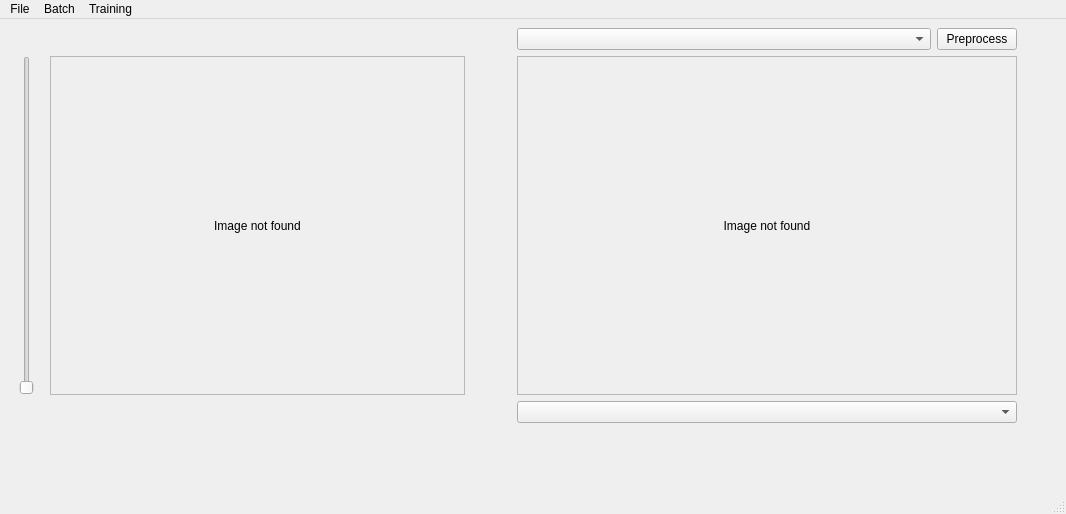
Above: Python/src/masterarbeit/UI/qt/main_window.ui from ChrFr/Masterarbeit before the change. Below: the same form after it.
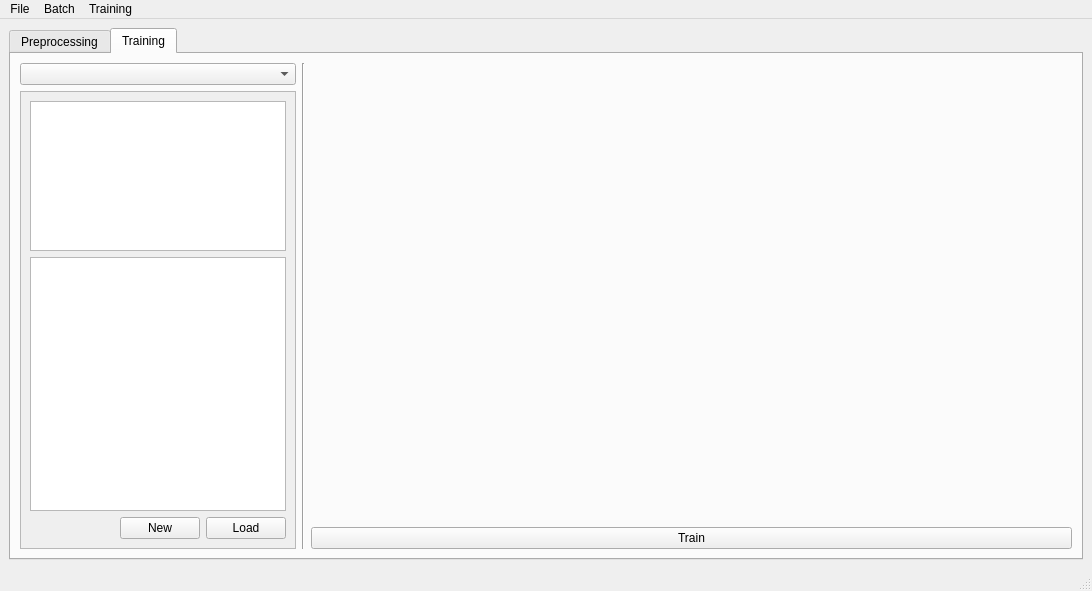
That is the form after the change. The open tabs and pages were chosen to show the change.

Commit message: Update: classifiers added; ui adapted; Update: swapped unittests with pytests

```diff
--- a/Python/src/masterarbeit/UI/qt/main_window.ui
+++ b/Python/src/masterarbeit/UI/qt/main_window.ui
@@ -6,8 +6,8 @@
    <rect>
     <x>0</x>
     <y>0</y>
-    <width>1066</width>
-    <height>514</height>
+    <width>1092</width>
+    <height>591</height>
    </rect>
   </property>
   <property name="windowTitle">
@@ -15,10 +15,30 @@
   </property>
   <widget class="QWidget" name="centralwidget">
    <layout class="QGridLayout" name="gridLayout_2">
+    <item row="1" column="0">
+     <widget class="QTabWidget" name="tabWidget">
+      <property name="enabled">
+       <bool>true</bool>
+      </property>
+      <property name="currentIndex">
+       <number>0</number>
+      </property>
+      <widget class="QWidget" name="preprocessing_tab">
+       <attribute name="title">
+        <string>Preprocessing</string>
+       </attribute>
+       <layout class="QGridLayout" name="gridLayout_4">
     <item row="0" column="5">
      <widget class="QComboBox" name="preprocessor_combo"/>
     </item>
-    <item row="2" column="0">
+        <item row="0" column="6">
+         <widget class="QPushButton" name="preprocess_button">
+          <property name="text">
+           <string>Preprocess</string>
+          </property>
+         </widget>
+        </item>
+        <item row="1" column="0">
      <spacer name="horizontalSpacer">
       <property name="orientation">
        <enum>Qt::Horizontal</enum>
@@ -34,23 +54,7 @@
       </property>
      </spacer>
     </item>
-    <item row="2" column="4">
-     <spacer name="horizontalSpacer_3">
-      <property name="orientation">
-       <enum>Qt::Horizontal</enum>
-      </property>
-      <property name="sizeType">
-       <enum>QSizePolicy::Fixed</enum>
-      </property>
-      <property name="sizeHint" stdset="0">
-       <size>
-        <width>40</width>
-        <height>20</height>
-       </size>
-      </property>
-     </spacer>
-    </item>
-    <item row="2" column="1">
+        <item row="1" column="1">
      <widget class="QSlider" name="zoom_slider">
       <property name="minimum">
        <number>1</number>
@@ -63,10 +67,7 @@
       </property>
      </widget>
     </item>
-    <item row="3" column="5" colspan="2">
-     <widget class="QComboBox" name="preprocess_combo"/>
-    </item>
-    <item row="2" column="2">
+        <item row="1" column="2">
      <spacer name="horizontalSpacer_4">
       <property name="orientation">
        <enum>Qt::Horizontal</enum>
@@ -82,23 +83,7 @@
       </property>
      </spacer>
     </item>
-    <item row="2" column="8">
-     <spacer name="horizontalSpacer_2">
-      <property name="orientation">
-       <enum>Qt::Horizontal</enum>
-      </property>
-      <property name="sizeType">
-       <enum>QSizePolicy::Fixed</enum>
-      </property>
-      <property name="sizeHint" stdset="0">
-       <size>
-        <width>40</width>
-        <height>20</height>
-       </size>
-      </property>
-     </spacer>
-    </item>
-    <item row="2" column="3">
+        <item row="1" column="3">
      <widget class="QScrollArea" name="source_image_scroll">
       <property name="minimumSize">
        <size>
@@ -114,8 +99,8 @@
         <rect>
          <x>0</x>
          <y>0</y>
-         <width>403</width>
-         <height>326</height>
+             <width>402</width>
+             <height>359</height>
         </rect>
        </property>
        <layout class="QGridLayout" name="gridLayout">
@@ -133,7 +118,23 @@
       </widget>
      </widget>
     </item>
-    <item row="2" column="5" colspan="2">
+        <item row="1" column="4">
+         <spacer name="horizontalSpacer_3">
+          <property name="orientation">
+           <enum>Qt::Horizontal</enum>
+          </property>
+          <property name="sizeType">
+           <enum>QSizePolicy::Fixed</enum>
+          </property>
+          <property name="sizeHint" stdset="0">
+           <size>
+            <width>40</width>
+            <height>20</height>
+           </size>
+          </property>
+         </spacer>
+        </item>
+        <item row="1" column="5" colspan="2">
      <widget class="QScrollArea" name="scrollArea">
       <property name="minimumSize">
        <size>
@@ -150,7 +151,7 @@
          <x>0</x>
          <y>0</y>
          <width>483</width>
-         <height>326</height>
+             <height>359</height>
         </rect>
        </property>
        <layout class="QGridLayout" name="gridLayout_3">
@@ -168,14 +169,26 @@
       </widget>
      </widget>
     </item>
-    <item row="0" column="6">
-     <widget class="QPushButton" name="preprocess_button">
-      <property name="text">
-       <string>Preprocess</string>
-      </property>
-     </widget>
-    </item>
-    <item row="4" column="5">
+        <item row="1" column="7">
+         <spacer name="horizontalSpacer_2">
+          <property name="orientation">
+           <enum>Qt::Horizontal</enum>
+          </property>
+          <property name="sizeType">
+           <enum>QSizePolicy::Fixed</enum>
+          </property>
+          <property name="sizeHint" stdset="0">
+           <size>
+            <width>40</width>
+            <height>20</height>
+           </size>
+          </property>
+         </spacer>
+        </item>
+        <item row="2" column="5" colspan="2">
+         <widget class="QComboBox" name="preprocess_combo"/>
+        </item>
+        <item row="3" column="5">
      <spacer name="horizontalSpacer_5">
       <property name="orientation">
        <enum>Qt::Horizontal</enum>
@@ -188,7 +201,7 @@
       </property>
      </spacer>
     </item>
-    <item row="5" column="3" colspan="3">
+        <item row="4" column="3" colspan="3">
      <spacer name="verticalSpacer">
       <property name="orientation">
        <enum>Qt::Vertical</enum>
@@ -206,12 +219,112 @@
     </item>
    </layout>
   </widget>
+      <widget class="QWidget" name="training_tab">
+       <attribute name="title">
+        <string>Training</string>
+       </attribute>
+       <layout class="QGridLayout" name="gridLayout_5">
+        <item row="0" column="0" colspan="2">
+         <widget class="QComboBox" name="classifier_combo"/>
+        </item>
+        <item row="0" column="3">
+         <spacer name="horizontalSpacer_6">
+          <property name="orientation">
+           <enum>Qt::Horizontal</enum>
+          </property>
+          <property name="sizeHint" stdset="0">
+           <size>
+            <width>40</width>
+            <height>20</height>
+           </size>
+          </property>
+         </spacer>
+        </item>
+        <item row="3" column="3">
+         <widget class="QPushButton" name="pushButton">
+          <property name="text">
+           <string>Train</string>
+          </property>
+         </widget>
+        </item>
+        <item row="0" column="2" rowspan="4">
+         <widget class="Line" name="line">
+          <property name="orientation">
+           <enum>Qt::Vertical</enum>
+          </property>
+         </widget>
+        </item>
+        <item row="1" column="0" rowspan="3" colspan="2">
+         <widget class="QScrollArea" name="scrollArea_2">
+          <property name="widgetResizable">
+           <bool>true</bool>
+          </property>
+          <widget class="QWidget" name="scrollAreaWidgetContents_3">
+           <property name="geometry">
+            <rect>
+             <x>0</x>
+             <y>0</y>
+             <width>274</width>
+             <height>460</height>
+            </rect>
+           </property>
+           <layout class="QGridLayout" name="gridLayout_6">
+            <item row="1" column="0" colspan="3">
+             <widget class="QListView" name="listView"/>
+            </item>
+            <item row="3" column="2">
+             <widget class="QPushButton" name="pushButton_2">
+              <property name="text">
+               <string>Load</string>
+              </property>
+             </widget>
+            </item>
+            <item row="0" column="0" colspan="3">
+             <widget class="QPlainTextEdit" name="plainTextEdit">
+              <property name="maximumSize">
+               <size>
+                <width>16777215</width>
+                <height>150</height>
+               </size>
+              </property>
+             </widget>
+            </item>
+            <item row="3" column="0">
+             <spacer name="horizontalSpacer_7">
+              <property name="orientation">
+               <enum>Qt::Horizontal</enum>
+              </property>
+              <property name="sizeHint" stdset="0">
+               <size>
+                <width>40</width>
+                <height>20</height>
+               </size>
+              </property>
+             </spacer>
+            </item>
+            <item row="3" column="1">
+             <widget class="QPushButton" name="pushButton_3">
+              <property name="text">
+               <string>New</string>
+              </property>
+             </widget>
+            </item>
+           </layout>
+          </widget>
+         </widget>
+        </item>
+       </layout>
+      </widget>
+     </widget>
+    </item>
+   </layout>
+  </widget>
   <widget class="QMenuBar" name="menubar">
    <property name="geometry">
     <rect>
      <x>0</x>
      <y>0</y>
-     <width>1066</width>
+     <width>1092</width>
      <height>21</height>
     </rect>
    </property>
```
Lines whose indentation alone changed are shown as unchanged. The commit also changes 30 other files.
